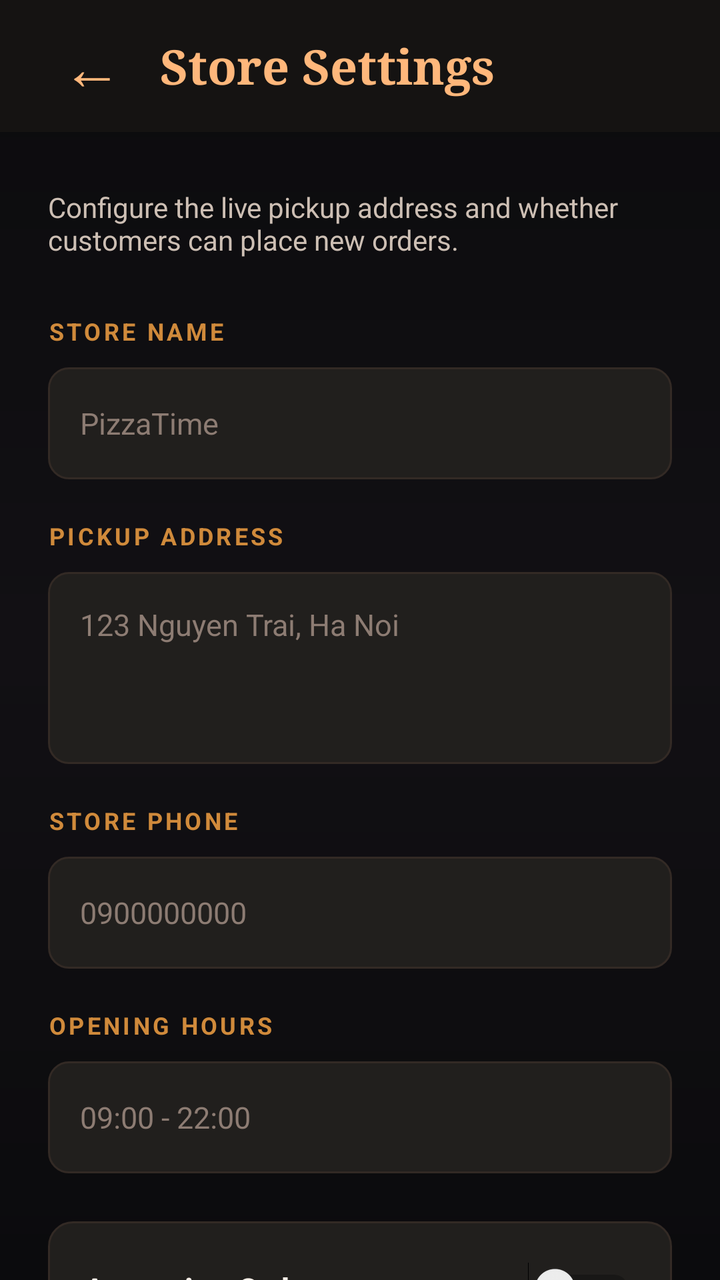
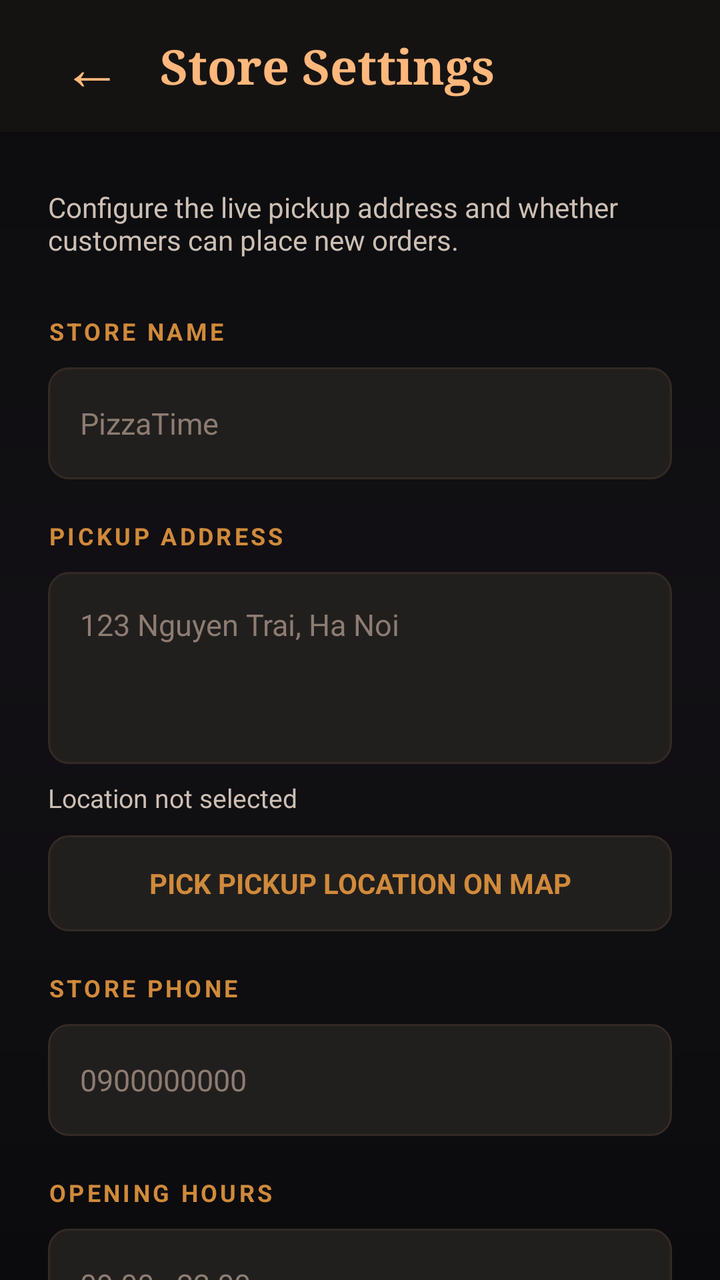

Before-and-after screenshots of an Android layout around one commit, followed by the original layout XML and the change that was made.
<!-- AndroidManifest.xml: application theme Theme.PizzaTime -->
<!-- res/layout/fragment_store_settings.xml -->
<?xml version="1.0" encoding="utf-8"?>
<LinearLayout xmlns:android="http://schemas.android.com/apk/res/android"
    xmlns:tools="http://schemas.android.com/tools"
    android:id="@+id/storeSettingsRoot"
    android:layout_width="match_parent"
    android:layout_height="match_parent"
    android:background="@drawable/bg_app_dark"
    android:orientation="vertical">

    <LinearLayout
        android:id="@+id/storeSettingsTopBar"
        android:layout_width="match_parent"
        android:layout_height="66dp"
        android:background="@drawable/bg_top_bar_dark"
        android:gravity="center_vertical"
        android:orientation="horizontal"
        android:paddingHorizontal="24dp">

        <TextView
            android:id="@+id/btnBack"
            android:layout_width="44dp"
            android:layout_height="44dp"
            android:gravity="center"
            android:text="@string/common_back_arrow"
            android:textColor="@color/pt_gold_light"
            android:textSize="30sp" />

        <TextView
            android:layout_width="0dp"
            android:layout_height="wrap_content"
            android:layout_marginStart="12dp"
            android:layout_weight="1"
            android:fontFamily="serif"
            android:text="@string/store_settings_title"
            android:textColor="@color/pt_gold_light"
            android:textSize="24sp"
            android:textStyle="bold" />

    </LinearLayout>

    <ScrollView
        android:layout_width="match_parent"
        android:layout_height="0dp"
        android:layout_weight="1"
        android:overScrollMode="never"
        android:scrollbars="none">

        <LinearLayout
            android:layout_width="match_parent"
            android:layout_height="wrap_content"
            android:orientation="vertical"
            android:paddingHorizontal="24dp"
            android:paddingTop="28dp"
            android:paddingBottom="36dp">

            <TextView
                android:layout_width="match_parent"
                android:layout_height="wrap_content"
                android:text="@string/store_settings_subtitle"
                android:textColor="@color/pt_text_secondary"
                android:textSize="14sp" />

            <TextView
                android:layout_width="match_parent"
                android:layout_height="wrap_content"
                android:layout_marginTop="28dp"
                android:letterSpacing="0.12"
                android:text="@string/store_settings_store_name"
                android:textColor="@color/pt_gold"
                android:textSize="12sp"
                android:textStyle="bold" />

            <EditText
                android:id="@+id/edtStoreName"
                android:layout_width="match_parent"
                android:layout_height="56dp"
                android:layout_marginTop="10dp"
                android:background="@drawable/bg_order_note"
                android:hint="@string/store_settings_store_name_hint"
                android:inputType="textCapWords"
                android:paddingHorizontal="16dp"
                android:textColor="@color/pt_text_primary"
                android:textColorHint="@color/pt_text_muted"
                android:textSize="15sp" />

            <TextView
                android:layout_width="match_parent"
                android:layout_height="wrap_content"
                android:layout_marginTop="20dp"
                android:letterSpacing="0.12"
                android:text="@string/store_settings_pickup_address"
                android:textColor="@color/pt_gold"
                android:textSize="12sp"
                android:textStyle="bold" />

            <EditText
                android:id="@+id/edtPickupAddress"
                android:layout_width="match_parent"
                android:layout_height="96dp"
                android:layout_marginTop="10dp"
                android:background="@drawable/bg_order_note"
                android:gravity="top|start"
                android:hint="@string/store_settings_pickup_address_hint"
                android:inputType="textMultiLine|textPostalAddress"
                android:padding="16dp"
                android:textColor="@color/pt_text_primary"
                android:textColorHint="@color/pt_text_muted"
                android:textSize="15sp" />

            <TextView
                android:layout_width="match_parent"
                android:layout_height="wrap_content"
                android:layout_marginTop="20dp"
                android:letterSpacing="0.12"
                android:text="@string/store_settings_store_phone"
                android:textColor="@color/pt_gold"
                android:textSize="12sp"
                android:textStyle="bold" />

            <EditText
                android:id="@+id/edtStorePhone"
                android:layout_width="match_parent"
                android:layout_height="56dp"
                android:layout_marginTop="10dp"
                android:background="@drawable/bg_order_note"
                android:hint="@string/store_settings_store_phone_hint"
                android:inputType="phone"
                android:paddingHorizontal="16dp"
                android:textColor="@color/pt_text_primary"
                android:textColorHint="@color/pt_text_muted"
                android:textSize="15sp" />

            <TextView
                android:layout_width="match_parent"
                android:layout_height="wrap_content"
                android:layout_marginTop="20dp"
                android:letterSpacing="0.12"
                android:text="@string/store_settings_opening_hours"
                android:textColor="@color/pt_gold"
                android:textSize="12sp"
                android:textStyle="bold" />

            <EditText
                android:id="@+id/edtOpeningHours"
                android:layout_width="match_parent"
                android:layout_height="56dp"
                android:layout_marginTop="10dp"
                android:background="@drawable/bg_order_note"
                android:hint="@string/store_settings_opening_hours_hint"
                android:inputType="text"
                android:paddingHorizontal="16dp"
                android:textColor="@color/pt_text_primary"
                android:textColorHint="@color/pt_text_muted"
                android:textSize="15sp" />

            <LinearLayout
                android:layout_width="match_parent"
                android:layout_height="68dp"
                android:layout_marginTop="24dp"
                android:background="@drawable/bg_checkout_section_card"
                android:gravity="center_vertical"
                android:orientation="horizontal"
                android:paddingHorizontal="18dp">

                <TextView
                    android:layout_width="0dp"
                    android:layout_height="wrap_content"
                    android:layout_weight="1"
                    android:text="@string/store_settings_accepting_orders"
                    android:textColor="@color/pt_text_primary"
                    android:textSize="16sp"
                    android:textStyle="bold" />

                <Switch
                    android:id="@+id/switchAcceptingOrders"
                    android:layout_width="wrap_content"
                    android:layout_height="wrap_content"
                    tools:checked="true" />

            </LinearLayout>

            <TextView
                android:id="@+id/btnSaveStoreSettings"
                android:layout_width="match_parent"
                android:layout_height="58dp"
                android:layout_marginTop="30dp"
                android:background="@drawable/bg_button_primary_gold"
                android:gravity="center"
                android:text="@string/store_settings_save"
                android:textColor="@color/pt_text_dark"
                android:textSize="18sp"
                android:textStyle="bold" />

        </LinearLayout>
    </ScrollView>
</LinearLayout>
<!-- resources referenced by this layout -->
<resources>
  <color name="pt_gold">#D08A3B</color>
  <color name="pt_gold_light">#FFB77B</color>
  <color name="pt_text_dark">#3A210F</color>
  <color name="pt_text_muted">#8D7C73</color>
  <color name="pt_text_primary">#F8EFE8</color>
  <color name="pt_text_secondary">#CDBFB4</color>
  <!-- drawable bg_app_dark (drawable) -->
  <?xml version="1.0" encoding="utf-8"?>
  <shape xmlns:android="http://schemas.android.com/apk/res/android">
      <gradient
          android:angle="270"
          android:startColor="@color/pt_black"
          android:centerColor="@color/pt_dark"
          android:endColor="@color/pt_black" />
  </shape>
  <!-- drawable bg_button_primary_gold (drawable) -->
  ﻿<shape xmlns:android="http://schemas.android.com/apk/res/android">
      <corners android:radius="16dp" />
      <solid android:color="#D1843D" />
  </shape>
  <!-- drawable bg_checkout_section_card (drawable) -->
  ﻿<shape xmlns:android="http://schemas.android.com/apk/res/android">
      <corners android:radius="12dp" />
      <solid android:color="#211F1D" />
      <stroke
          android:width="1dp"
          android:color="#332A25" />
  </shape>
  <!-- drawable bg_order_note (drawable) -->
  ﻿<shape xmlns:android="http://schemas.android.com/apk/res/android">
      <corners android:radius="10dp" />
      <solid android:color="#211F1D" />
      <stroke
          android:width="1dp"
          android:color="#332A25" />
      <padding
          android:left="16dp"
          android:top="14dp"
          android:right="16dp"
          android:bottom="14dp" />
  </shape>
  <!-- drawable bg_top_bar_dark (drawable) -->
  ﻿<shape xmlns:android="http://schemas.android.com/apk/res/android">
      <solid android:color="#151312" />
  </shape>
  <string name="common_back_arrow">←</string>
  <string name="store_settings_accepting_orders">Accepting Orders</string>
  <string name="store_settings_opening_hours">OPENING HOURS</string>
  <string name="store_settings_opening_hours_hint">09:00 - 22:00</string>
  <string name="store_settings_pickup_address">PICKUP ADDRESS</string>
  <string name="store_settings_pickup_address_hint">123 Nguyen Trai, Ha Noi</string>
  <string name="store_settings_save">SAVE SETTINGS</string>
  <string name="store_settings_store_name">STORE NAME</string>
  <string name="store_settings_store_name_hint">PizzaTime</string>
  <string name="store_settings_store_phone">STORE PHONE</string>
  <string name="store_settings_store_phone_hint">0900000000</string>
  <string name="store_settings_subtitle">Configure the live pickup address and whether customers can place new orders.</string>
  <string name="store_settings_title">Store Settings</string>
  <style name="Theme.PizzaTime" parent="Theme.MaterialComponents.DayNight.NoActionBar">
          
          <item name="colorOnPrimary">@color/white</item>
          
          <item name="colorOnSecondary">@color/black</item>
          
          <item name="android:statusBarColor">?attr/colorPrimaryVariant</item>
          
      </style>
  <color name="pt_black">#0B0B0D</color>
  <color name="pt_dark">#121014</color>
  <color name="white">#FFFFFFFF</color>
  <color name="black">#FF000000</color>
</resources>

<!-- the commit's change to res/layout/fragment_store_settings.xml (unified diff, before → after) -->
@@ -108,6 +108,27 @@
                 android:textSize="15sp" />
 
             <TextView
+                android:id="@+id/tvPickupCoordinates"
+                android:layout_width="match_parent"
+                android:layout_height="wrap_content"
+                android:layout_marginTop="8dp"
+                android:text="@string/location_coordinates_missing"
+                android:textColor="@color/pt_text_secondary"
+                android:textSize="13sp" />
+
+            <TextView
+                android:id="@+id/btnPickPickupLocation"
+                android:layout_width="match_parent"
+                android:layout_height="48dp"
+                android:layout_marginTop="10dp"
+                android:background="@drawable/bg_payment_unselected"
+                android:gravity="center"
+                android:text="@string/store_settings_pick_on_map"
+                android:textColor="@color/pt_gold"
+                android:textSize="14sp"
+                android:textStyle="bold" />
+
+            <TextView
                 android:layout_width="match_parent"
                 android:layout_height="wrap_content"
                 android:layout_marginTop="20dp"
<!-- resource entries referenced after the edit -->
@@ -41,14 +41,24 @@
           android:right="16dp"
           android:bottom="14dp" />
   </shape>
+  <!-- drawable bg_payment_unselected (drawable) -->
+  ﻿<shape xmlns:android="http://schemas.android.com/apk/res/android">
+      <corners android:radius="10dp" />
+      <solid android:color="#211F1D" />
+      <stroke
+          android:width="1dp"
+          android:color="#332A25" />
+  </shape>
   <!-- drawable bg_top_bar_dark (drawable) -->
   ﻿<shape xmlns:android="http://schemas.android.com/apk/res/android">
       <solid android:color="#151312" />
   </shape>
   <string name="common_back_arrow">←</string>
+  <string name="location_coordinates_missing">Location not selected</string>
   <string name="store_settings_accepting_orders">Accepting Orders</string>
   <string name="store_settings_opening_hours">OPENING HOURS</string>
   <string name="store_settings_opening_hours_hint">09:00 - 22:00</string>
+  <string name="store_settings_pick_on_map">PICK PICKUP LOCATION ON MAP</string>
   <string name="store_settings_pickup_address">PICKUP ADDRESS</string>
   <string name="store_settings_pickup_address_hint">123 Nguyen Trai, Ha Noi</string>
   <string name="store_settings_save">SAVE SETTINGS</string>
